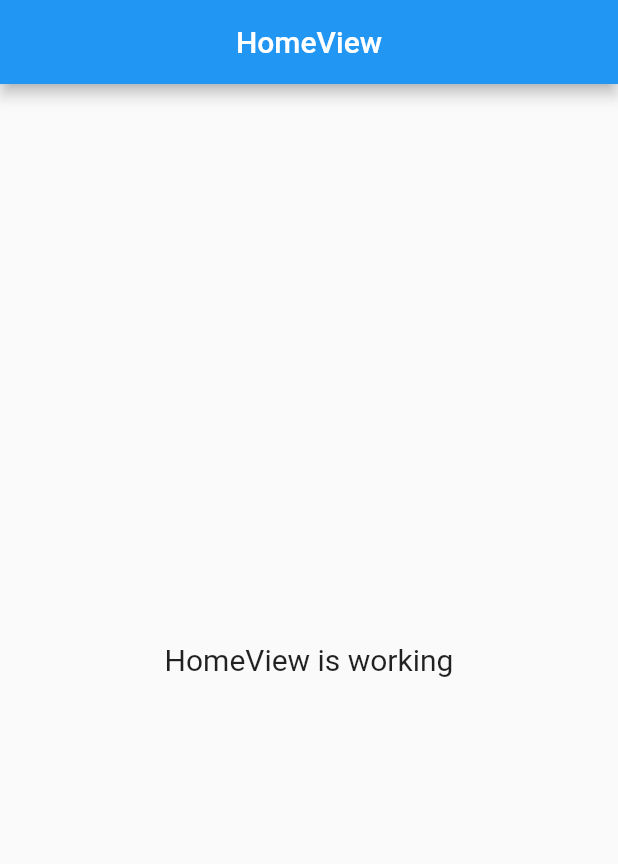
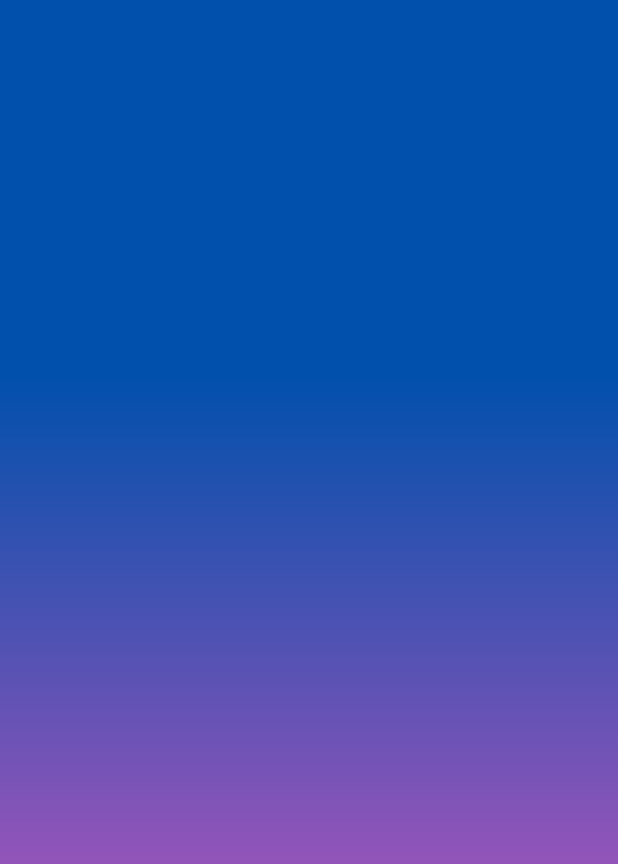
Before and after one commit to MuhamadAkmalAmran/Te, a Flutter app: the screen it shows after launch, on a phone screen of 412 x 824 dp. Shown: the top 864 px of the screen. Run offline on Flutter 3.47's test engine with Material 2 defaults, Android fonts, the phone set to English and light mode, and no system bars; our stand-ins replace get.

Commit message:
menambahkan background warna

```diff
--- a/lib/app/modules/home/views/home_view.dart
+++ b/lib/app/modules/home/views/home_view.dart
@@ -1,3 +1,4 @@
+import 'package:final_project_2023/app/data/warna.dart';
 import 'package:flutter/material.dart';
 
 import 'package:get/get.dart';
@@ -9,14 +10,15 @@ class HomeView extends GetView<HomeController> {
   @override
   Widget build(BuildContext context) {
     return Scaffold(
-      appBar: AppBar(
-        title: const Text('HomeView'),
-        centerTitle: true,
-      ),
-      body: Center(
-        child: Text(
-          'HomeView is working',
-          style: TextStyle(fontSize: 20),
+      backgroundColor: gradientEndColor,
+      body: Container(
+        decoration: BoxDecoration(
+          gradient: LinearGradient(
+            colors: [gradientStartColor, gradientEndColor],
+            begin: Alignment.topCenter,
+            end: Alignment.bottomCenter,
+            stops: [0.3, 0.7],
+          ),
         ),
       ),
     );
```
